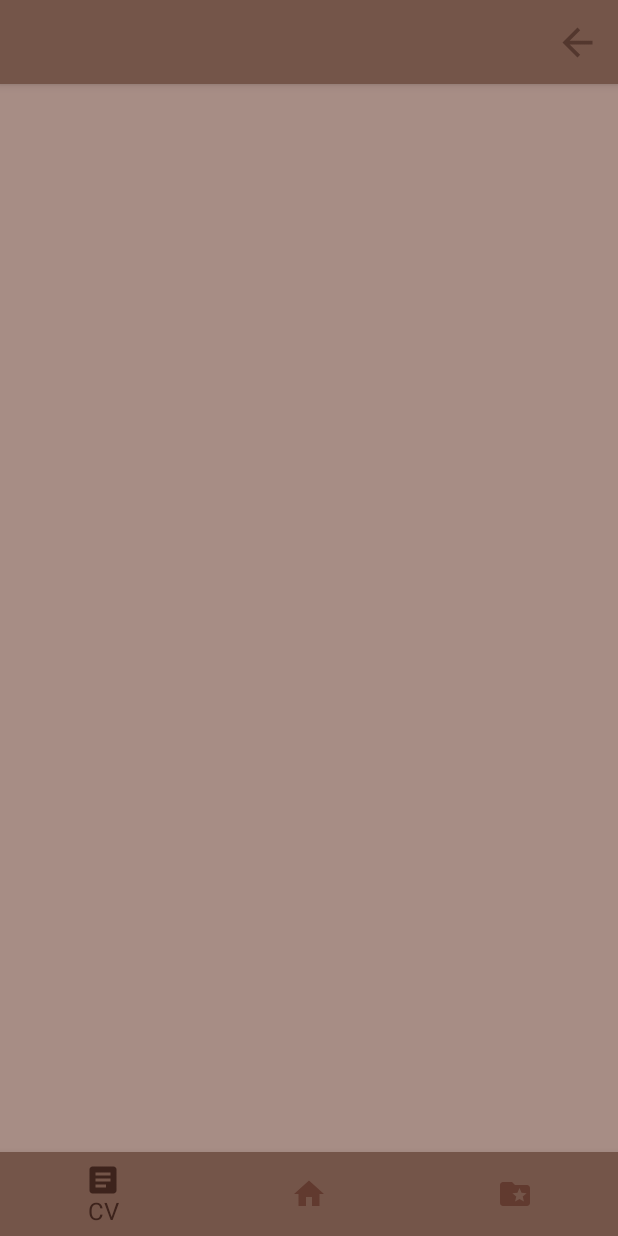
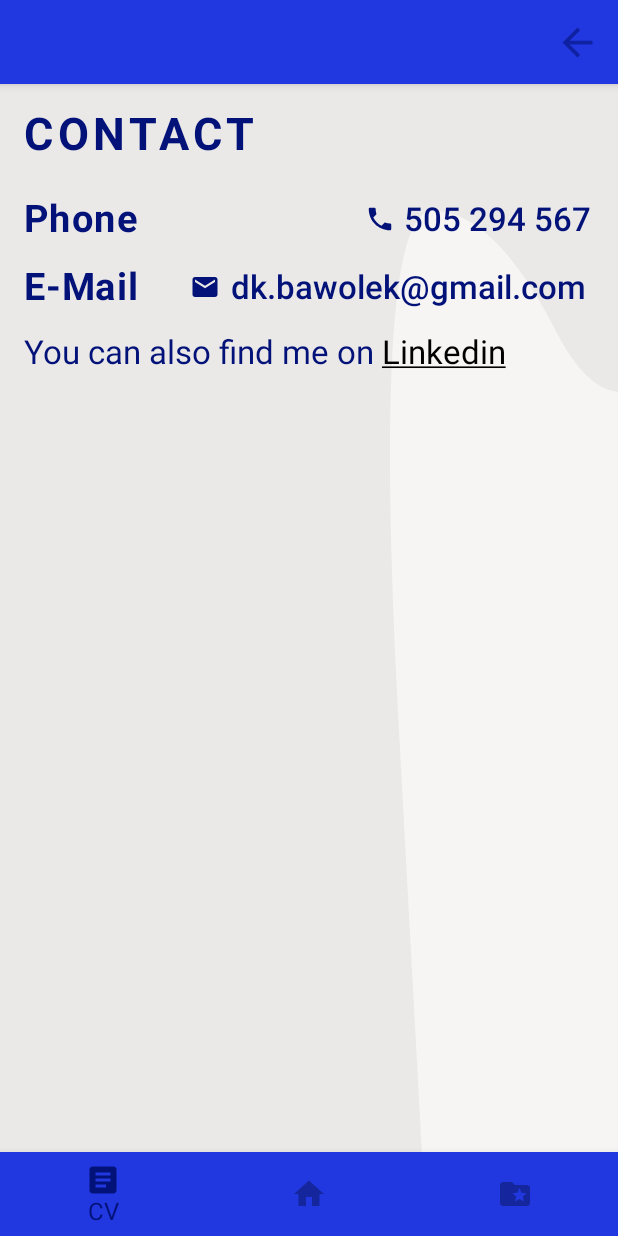
Before and after one commit to DBaw/CvApp, an Android app built with Jetpack Compose: the ContactScreen screen opened through its navigation route, on a phone screen of 412 x 824 dp. Run offline under Robolectric (Android 15) with nearby library versions, the phone set to English and light mode, and no system bars; our stand-ins replace constraintlayout-compose.

Commit message:
Contact Screen created and done. Changes in colors.

```diff
--- a/app/src/main/AndroidManifest.xml
+++ b/app/src/main/AndroidManifest.xml
@@ -1,6 +1,8 @@
 <?xml version="1.0" encoding="utf-8"?>
 <manifest xmlns:android="http://schemas.android.com/apk/res/android"
     package="com.example.cvapp">
+
+    <uses-permission android:name="android.permission.CALL_PHONE"/>
 
     <application
         android:allowBackup="true"
--- a/app/src/main/java/com/example/cvapp/MainActivity.kt
+++ b/app/src/main/java/com/example/cvapp/MainActivity.kt
@@ -1,4 +1,5 @@
 package com.example.cvapp
+
 
 import android.os.Bundle
 import androidx.activity.ComponentActivity
--- a/app/src/main/java/com/example/cvapp/navigation/nav_graph/ContactNavGraph.kt
+++ b/app/src/main/java/com/example/cvapp/navigation/nav_graph/ContactNavGraph.kt
@@ -5,6 +5,7 @@ import androidx.navigation.compose.composable
 import androidx.navigation.navigation
 import com.example.cvapp.navigation.CONTACT_GRAPH_ROUTE
 import com.example.cvapp.navigation.Screen
+import com.example.cvapp.screens.ContactScreen
 
 fun NavGraphBuilder.contactNavGraph(
 ) {
@@ -15,7 +16,7 @@ fun NavGraphBuilder.contactNavGraph(
         composable(
             route = Screen.Contact.route
         ) {
-
+            ContactScreen()
         }
     }
 }
--- /dev/null
+++ b/app/src/main/java/com/example/cvapp/screens/ContactScreen.kt
@@ -0,0 +1,110 @@
+package com.example.cvapp.screens
+
+import android.content.Intent
+import android.net.Uri
+import androidx.compose.foundation.Canvas
+import androidx.compose.foundation.background
+import androidx.compose.foundation.layout.*
+import androidx.compose.foundation.text.ClickableText
+import androidx.compose.material.Icon
+import androidx.compose.material.MaterialTheme
+import androidx.compose.material.Text
+import androidx.compose.material.icons.Icons
+import androidx.compose.material.icons.filled.Mail
+import androidx.compose.material.icons.filled.Phone
+import androidx.compose.runtime.Composable
+import androidx.compose.ui.Alignment
+import androidx.compose.ui.Modifier
+import androidx.compose.ui.platform.LocalContext
+import androidx.compose.ui.text.SpanStyle
+import androidx.compose.ui.text.buildAnnotatedString
+import androidx.compose.ui.text.font.FontWeight
+import androidx.compose.ui.unit.dp
+import androidx.compose.ui.unit.sp
+import androidx.core.content.ContextCompat.startActivity
+import com.example.cvapp.patterns.randomPatternPath
+import com.example.cvapp.screens.functions.Contact
+import com.example.cvapp.screens.functions.Hyperlinks
+import com.example.cvapp.ui.theme.Paddings
+
+@Composable
+fun ContactScreen() {
+    BoxWithConstraints(
+        modifier = Modifier
+            .fillMaxSize()
+            .background(MaterialTheme.colors.background)
+    ) {
+
+        val context = LocalContext.current
+        val width = constraints.maxWidth.toFloat()
+        val height = constraints.maxHeight.toFloat()
+        val patternColor = MaterialTheme.colors.secondary
+
+        Canvas(modifier = Modifier.fillMaxSize()) {
+            drawPath(
+                path = randomPatternPath(width, height),
+                color = patternColor
+            )
+        }
+
+        Column {
+            Text(
+                text = "CONTACT",
+                color = MaterialTheme.colors.primary,
+                fontSize = 30.sp,
+                fontWeight = FontWeight.Bold,
+                letterSpacing = 3.sp,
+                modifier = Modifier
+                    .padding(
+                        horizontal = Paddings.Big.padding
+                    )
+                    .padding(
+                        top = Paddings.Big.padding,
+                        bottom = Paddings.Medium.padding
+                    )
+            )
+            Contact(
+                modifier = Modifier
+                    .fillMaxWidth()
+                    .padding(
+                        horizontal = Paddings.Big.padding
+                    )
+                    .padding(
+                        top = Paddings.Big.padding,
+                        bottom = Paddings.Medium.padding
+                    ),
+                contactType = "Phone",
+                contact = "505 294 567",
+                icon = Icons.Default.Phone
+            )
+            Contact(
+                modifier = Modifier
+                    .fillMaxWidth()
+                    .padding(
+                        horizontal = Paddings.Big.padding,
+                        vertical = Paddings.Medium.padding
+                    ),
+                contactType = "E-Mail",
+                typeWeight = 3f,
+                contact = "dk.bawolek@gmail.com",
+                contactWeight = 7f,
+                icon = Icons.Default.Mail
+            )
+            Hyperlinks(
+                modifier = Modifier
+                    .fillMaxWidth()
+                    .padding(
+                        horizontal = Paddings.Big.padding,
+                        vertical = Paddings.Medium.padding
+                    ),
+                text = "You can also find me on Linkedin",
+                link = listOf("Linkedin"),
+                hyperlinks = listOf("https://www.linkedin.com/in/dominik-bawołek-b7449423b"),
+                textColor = MaterialTheme.colors.primary,
+                linkColor = MaterialTheme.colors.onSurface,
+                fontSize = 22.sp
+            )
+
+        }
+    }
+}
--- a/app/src/main/java/com/example/cvapp/screens/CvScreen.kt
+++ b/app/src/main/java/com/example/cvapp/screens/CvScreen.kt
@@ -24,7 +24,7 @@ fun CvScreen(navController: NavController, features: List<Feature>) {
 
         val width = constraints.maxWidth.toFloat()
         val height = constraints.maxHeight.toFloat()
-        val patternColor = MaterialTheme.colors.secondaryVariant
+        val patternColor = MaterialTheme.colors.secondary
 
 
         Canvas(modifier = Modifier.fillMaxSize()) {
--- a/app/src/main/java/com/example/cvapp/screens/EducationScreen.kt
+++ b/app/src/main/java/com/example/cvapp/screens/EducationScreen.kt
@@ -24,7 +24,7 @@ fun EducationScreen() {
 
         val width = constraints.maxWidth.toFloat()
         val height = constraints.maxHeight.toFloat()
-        val patternColor = MaterialTheme.colors.secondaryVariant
+        val patternColor = MaterialTheme.colors.secondary
 
         Canvas(modifier = Modifier.fillMaxSize()) {
             drawPath(
--- a/app/src/main/java/com/example/cvapp/screens/ExperienceScreen.kt
+++ b/app/src/main/java/com/example/cvapp/screens/ExperienceScreen.kt
@@ -23,7 +23,7 @@ fun ExperienceScreen() {
 
         val width = constraints.maxWidth.toFloat()
         val height = constraints.maxHeight.toFloat()
-        val patternColor = MaterialTheme.colors.secondaryVariant
+        val patternColor = MaterialTheme.colors.secondary
 
         Canvas(modifier = Modifier.fillMaxSize()) {
             drawPath(
--- a/app/src/main/java/com/example/cvapp/screens/HomeScreen.kt
+++ b/app/src/main/java/com/example/cvapp/screens/HomeScreen.kt
@@ -29,7 +29,7 @@ fun HomeScreen() {
 
         val width = constraints.maxWidth.toFloat()
         val height = constraints.maxHeight.toFloat()
-        val patternColor = MaterialTheme.colors.secondaryVariant
+        val patternColor = MaterialTheme.colors.secondary
 
             Canvas(modifier = Modifier.fillMaxSize()) {
                 drawPath(
--- a/app/src/main/java/com/example/cvapp/screens/InfoScreen.kt
+++ b/app/src/main/java/com/example/cvapp/screens/InfoScreen.kt
@@ -21,7 +21,7 @@ fun InfoScreen() {
 
         val width = constraints.maxWidth.toFloat()
         val height = constraints.maxHeight.toFloat()
-        val patternColor = MaterialTheme.colors.secondaryVariant
+        val patternColor = MaterialTheme.colors.secondary
 
         Canvas(modifier = Modifier.fillMaxSize()) {
             drawPath(
--- a/app/src/main/java/com/example/cvapp/screens/InterestsScreen.kt
+++ b/app/src/main/java/com/example/cvapp/screens/InterestsScreen.kt
@@ -17,7 +17,7 @@ fun InterestsScreen(){
 
         val width = constraints.maxWidth.toFloat()
         val height = constraints.maxHeight.toFloat()
-        val patternColor = MaterialTheme.colors.secondaryVariant
+        val patternColor = MaterialTheme.colors.secondary
 
         Canvas(modifier = Modifier.fillMaxSize()) {
             drawPath(
--- a/app/src/main/java/com/example/cvapp/screens/ProjectsScreen.kt
+++ b/app/src/main/java/com/example/cvapp/screens/ProjectsScreen.kt
@@ -32,7 +32,7 @@ fun ProjectsScreen() {
 
         val width = constraints.maxWidth.toFloat()
         val height = constraints.maxHeight.toFloat()
-        val patternColor = MaterialTheme.colors.secondaryVariant
+        val patternColor = MaterialTheme.colors.secondary
 
         Canvas(modifier = Modifier.fillMaxSize()) {
             drawPath(
@@ -50,7 +50,8 @@ fun ProjectsScreen() {
 
 
             Text(
-                text = "My Projects",
+                text = "MY PROJECTS",
+                color = MaterialTheme.colors.primary,
                 fontSize = 30.sp,
                 fontWeight = FontWeight.Bold,
                 letterSpacing = 3.sp,
--- a/app/src/main/java/com/example/cvapp/screens/SkillsScreen.kt
+++ b/app/src/main/java/com/example/cvapp/screens/SkillsScreen.kt
@@ -17,7 +17,7 @@ fun SkillsScreen(){
 
         val width = constraints.maxWidth.toFloat()
         val height = constraints.maxHeight.toFloat()
-        val patternColor = MaterialTheme.colors.secondaryVariant
+        val patternColor = MaterialTheme.colors.secondary
 
         Canvas(modifier = Modifier.fillMaxSize()) {
             drawPath(
--- /dev/null
+++ b/app/src/main/java/com/example/cvapp/screens/functions/Contact.kt
@@ -0,0 +1,55 @@
+package com.example.cvapp.screens.functions
+
+import androidx.compose.foundation.layout.Arrangement
+import androidx.compose.foundation.layout.Row
+import androidx.compose.foundation.layout.size
+import androidx.compose.material.Icon
+import androidx.compose.material.MaterialTheme
+import androidx.compose.material.Text
+import androidx.compose.runtime.Composable
+import androidx.compose.ui.Alignment
+import androidx.compose.ui.Modifier
+import androidx.compose.ui.graphics.vector.ImageVector
+import androidx.compose.ui.text.font.FontWeight
+import androidx.compose.ui.unit.dp
+import androidx.compose.ui.unit.sp
+
+@Composable
+fun Contact(
+    modifier: Modifier,
+    contactType: String,
+    typeWeight: Float = 7f,
+    contact: String,
+    contactWeight: Float = 4f,
+    icon: ImageVector,
+    iconWeight: Float = 1f,
+) {
+    Row(
+        modifier = modifier,
+        horizontalArrangement = Arrangement.SpaceBetween,
+        verticalAlignment = Alignment.CenterVertically
+    ) {
+        Text(
+            text = contactType,
+            color = MaterialTheme.colors.primary,
+            fontSize = 25.sp,
+            fontWeight = FontWeight.Bold,
+            letterSpacing = 1.sp,
+            modifier = Modifier.weight(typeWeight)
+        )
+        Icon(
+            imageVector = icon,
+            contentDescription = null,
+            tint = MaterialTheme.colors.primary,
+            modifier = Modifier.size(20.dp)
+                .weight(iconWeight)
+        )
+        Text(
+            text = contact,
+            color = MaterialTheme.colors.primary,
+            fontSize = 22.sp,
+            fontWeight = FontWeight.Medium,
+            modifier = Modifier.weight(contactWeight)
+        )
+    }
+}
--- a/app/src/main/java/com/example/cvapp/screens/functions/FeatureItem.kt
+++ b/app/src/main/java/com/example/cvapp/screens/functions/FeatureItem.kt
@@ -95,7 +95,7 @@ fun FeatureItem(
                     fontWeight = MaterialTheme.typography.h6.fontWeight,
                     letterSpacing = MaterialTheme.typography.overline.letterSpacing,
                     fontFamily = MaterialTheme.typography.h6.fontFamily,
-                    color = feature.lightColor,
+                    color = MaterialTheme.colors.secondary,
                     textAlign = TextAlign.Start,
                     modifier = Modifier
                         .padding(start = Paddings.Big.padding)
@@ -109,7 +109,7 @@ fun FeatureItem(
                 Icon(
                     imageVector = feature.icon,
                     contentDescription = feature.title,
-                    tint = feature.darkColor,
+                    tint = MaterialTheme.colors.secondary,
                     modifier = Modifier.padding(Paddings.Medium.padding)
                         .size((height/11).dp)
                         .constrainAs(icon){
--- a/app/src/main/java/com/example/cvapp/screens/functions/Hyperlinks.kt
+++ b/app/src/main/java/com/example/cvapp/screens/functions/Hyperlinks.kt
@@ -24,7 +24,7 @@ fun Hyperlinks(
     linkFontWeight: FontWeight = FontWeight.Normal,
     linkDecoration: TextDecoration = TextDecoration.Underline,
     fontSize: TextUnit,
-    textAlign: TextAlign
+    textAlign: TextAlign = TextAlign.Start
     ){
 
     val annotatedString = buildAnnotatedString {
```
Also changed, not shown: app/src/main/java/com/example/cvapp/navigation/nav_graph/CvNavGraph.kt (+19 -18 lines), app/src/main/java/com/example/cvapp/ui/theme/Color.kt (+21 -9 lines), app/src/main/java/com/example/cvapp/ui/theme/Theme.kt (+10 -12 lines).
